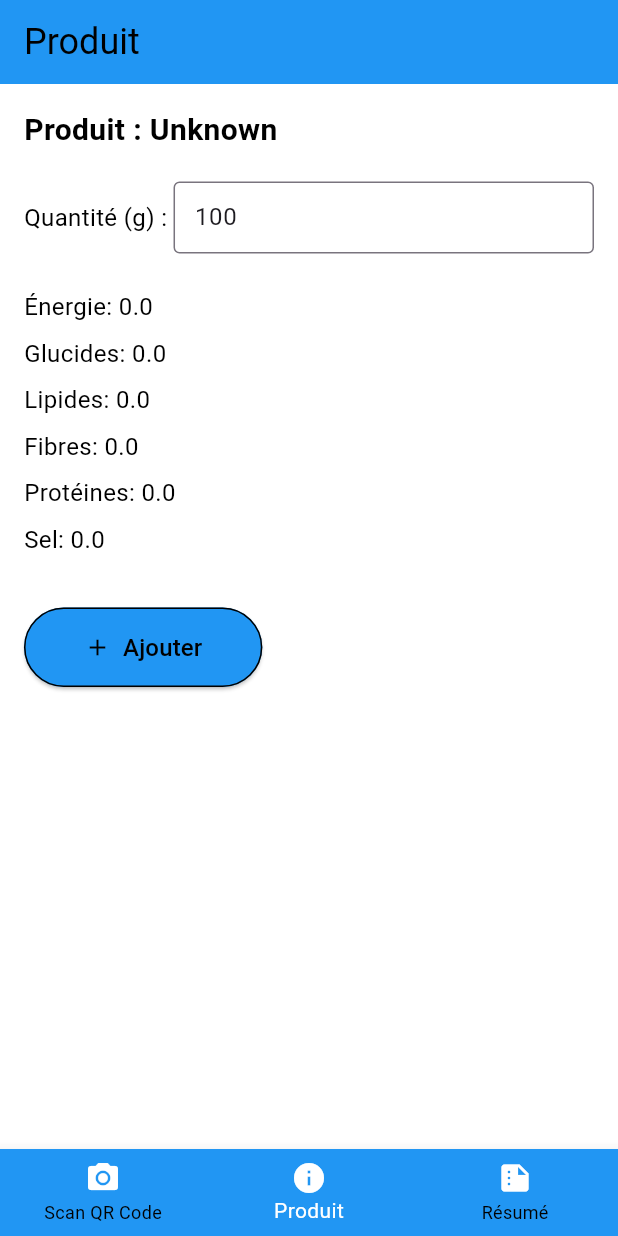
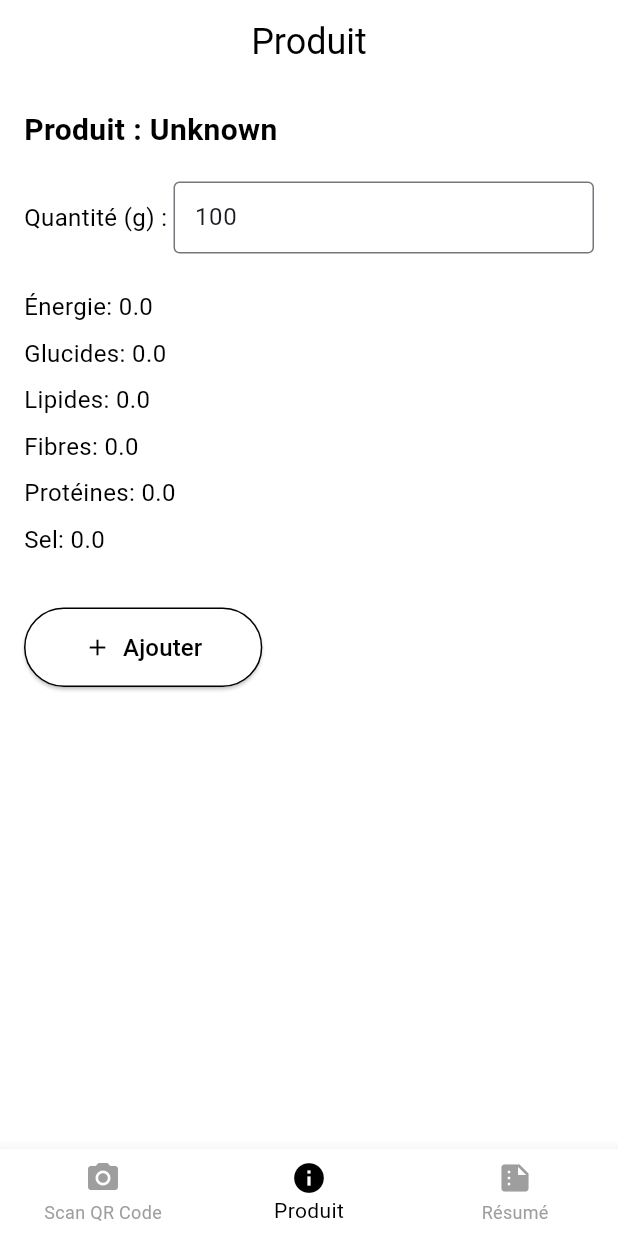
Before and after one commit to Ali-tai/AdvMobApp, a Flutter app: the MainScreenWithNavigation screen opened directly, item 2 of the bottom bar chosen, on a phone screen of 412 x 824 dp. Run offline on Flutter 3.47's test engine with Material 3 defaults, Android fonts, the phone set to English and light mode, and no system bars; our stand-ins replace shared_preferences; missing offline and left inert: qr_code_scanner_plus; accounts and stored records are empty; generated files the repository leaves out were written again.

Commit message:
Correction couleur icon.

```diff
--- a/lib/providers/user_preferences.dart
+++ b/lib/providers/user_preferences.dart
@@ -287,10 +287,12 @@ class UserPreferences extends ChangeNotifier {
   Color get textColor => _themeMode == ThemeMode.dark ? Colors.white : Colors.black;
 
   // Méthode pour obtenir la couleur de l'appBar en fonction du mode
-  Color get appBarColor => _themeMode == ThemeMode.dark ? Colors.grey : Colors.blue;
+  Color get appBarColor => _themeMode == ThemeMode.dark ? Colors.grey : Colors.white;
 
   // Méthode pour obtenir la couleur des boutons en fonction du mode
-  Color get buttonColor => _themeMode == ThemeMode.dark ? Colors.blueGrey : Colors.blue;
+  Color get buttonColor => _themeMode == ThemeMode.dark ? Colors.blueGrey : Colors.white;
 
   Color get genderColor => _gender == "homme" ? Colors.blue : Colors.pink;
+
+  Color get iconColor => _themeMode == ThemeMode.dark ? Colors.black : Colors.grey;
 }
--- a/lib/screens/allergies_screen.dart
+++ b/lib/screens/allergies_screen.dart
@@ -43,6 +43,7 @@ class _AllergiesScreenState extends State<AllergiesScreen> {
           style: const TextStyle(fontWeight: FontWeight.bold, fontSize: 25),
         ),
         centerTitle: true,
+        backgroundColor: userPrefs.backgroundColor,
       ),
       body: SafeArea(
         child: SingleChildScrollView(
--- a/lib/screens/info_screen.dart
+++ b/lib/screens/info_screen.dart
@@ -47,6 +47,7 @@ class _InfoScreenState extends State<InfoScreen> {
       appBar: AppBar(
           title: Text(localizations.product, style: TextStyle(color: userPrefs.textColor, fontSize: 24)),
           backgroundColor: userPrefs.appBarColor,
+          centerTitle: true,
       ),
       resizeToAvoidBottomInset: true,
       body: Padding(
--- a/lib/screens/scan_screen.dart
+++ b/lib/screens/scan_screen.dart
@@ -35,7 +35,8 @@ class _ScanScreenState extends State<ScanScreen> {
       backgroundColor: userPrefs.backgroundColor,
       appBar: AppBar(
           title: Text(localizations.scanQRTitle, style: TextStyle(color: userPrefs.textColor, fontSize: 24)),
-          backgroundColor: userPrefs.appBarColor
+          backgroundColor: userPrefs.appBarColor,
+          centerTitle: true,
       ),
       body: Column(
         children: <Widget>[
--- a/lib/widgets/MainScreenWithNavigation.dart
+++ b/lib/widgets/MainScreenWithNavigation.dart
@@ -31,13 +31,13 @@ class _MainScreenWithNavigationState extends State<MainScreenWithNavigation> {
       bottomNavigationBar: BottomNavigationBar(
         backgroundColor: userPrefs.appBarColor,
         items: [
-          BottomNavigationBarItem(icon: Icon(Icons.camera_alt, color: userPrefs.backgroundColor), label: localizations.scanQRTitle, backgroundColor: userPrefs.backgroundColor),
-          BottomNavigationBarItem(icon: Icon(Icons.info, color: userPrefs.backgroundColor), label: localizations.product, backgroundColor: userPrefs.backgroundColor),
-          BottomNavigationBarItem(icon: Icon(Icons.summarize, color: userPrefs.backgroundColor), label: localizations.summaryTitle, backgroundColor: userPrefs.backgroundColor),
+          BottomNavigationBarItem(icon: Icon(Icons.camera_alt, color: _selectedIndex == 0 ? userPrefs.textColor : userPrefs.iconColor), label: localizations.scanQRTitle, backgroundColor: userPrefs.iconColor),
+          BottomNavigationBarItem(icon: Icon(Icons.info, color: _selectedIndex == 1 ? userPrefs.textColor : userPrefs.iconColor), label: localizations.product, backgroundColor: userPrefs.iconColor),
+          BottomNavigationBarItem(icon: Icon(Icons.summarize, color: _selectedIndex == 2 ? userPrefs.textColor : userPrefs.iconColor), label: localizations.summaryTitle, backgroundColor: userPrefs.iconColor),
         ],
         currentIndex: _selectedIndex,
-        selectedItemColor: userPrefs.backgroundColor,
-        unselectedItemColor: userPrefs.textColor,
+        selectedItemColor: userPrefs.textColor,
+        unselectedItemColor: userPrefs.iconColor,
         onTap: (index) {
           setState(() {
             _selectedIndex = index;
```
